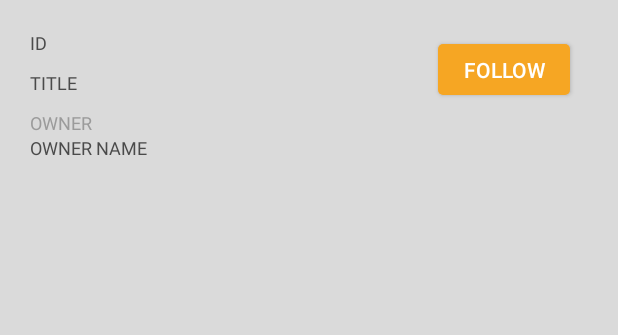
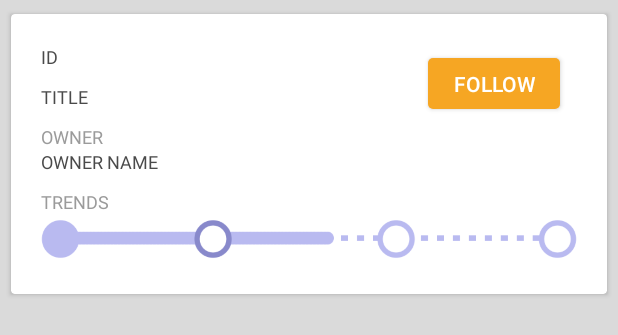
Before and after one commit to TheCodefatherGovHack/patentpending-android, an Android app: the layout activity_patent_detail.xml on its own in the app's theme, with its tools: preview values and no code run, on a phone screen of 412 x 824 dp. Shown: the top 335 px of the screen. Run offline under Robolectric (Android 15) with nearby library versions, the phone set to English and light mode, and no system bars.

Commit message:
Updated patent details

```diff
--- a/app/src/main/res/layout/activity_patent_detail.xml
+++ b/app/src/main/res/layout/activity_patent_detail.xml
@@ -1,5 +1,6 @@
 <?xml version="1.0" encoding="utf-8"?>
 <LinearLayout xmlns:android="http://schemas.android.com/apk/res/android"
+    xmlns:card_view="http://schemas.android.com/apk/res-auto"
     xmlns:tools="http://schemas.android.com/tools"
     android:id="@+id/root_view"
     android:layout_width="match_parent"
@@ -8,11 +9,23 @@
     android:orientation="vertical"
     tools:context="govhack.thecodefather.patentpending.presentation.PatentDetailActivity">
 
+
+    <android.support.v7.widget.CardView
+        android:id="@+id/cvPatent"
+        style="@style/card"
+        android:layout_width="match_parent"
+        android:layout_height="wrap_content"
+        android:layout_alignParentTop="true"
+        android:layout_centerHorizontal="true"
+        android:layout_marginTop="5dp"
+        card_view:cardUseCompatPadding="true">
+
         <LinearLayout
             android:layout_width="match_parent"
             android:layout_height="wrap_content"
-    android:padding="@dimen/general_view_padding"
-    android:orientation="vertical">
+            android:orientation="vertical"
+            android:padding="@dimen/general_view_padding">
+
             <LinearLayout
                 android:layout_width="match_parent"
                 android:layout_height="wrap_content"
@@ -21,9 +34,9 @@
                 <LinearLayout
                     android:layout_width="wrap_content"
                     android:layout_height="wrap_content"
+                    android:layout_gravity="start"
+                    android:layout_marginRight="10dp"
                     android:layout_weight="1"
-        android:layout_marginRight="10dp"
-        android:layout_gravity="start"
                     android:orientation="vertical">
 
                     <TextView
@@ -79,7 +92,22 @@
                     android:text="Owner Name" />
 
             </LinearLayout>
+
+            <TextView
+                style="@style/TypographyDisplay1"
+                android:layout_width="match_parent"
+                android:layout_height="wrap_content"
+                android:text="Trends"
+                android:textAllCaps="true" />
+
+            <ImageView
+                android:layout_width="match_parent"
+                android:layout_height="wrap_content"
+                android:src="@drawable/trendline" />
+
         </LinearLayout>
+
+    </android.support.v7.widget.CardView>
 
 
     <android.support.v7.widget.RecyclerView
```
Lines whose indentation alone changed are shown as unchanged.
